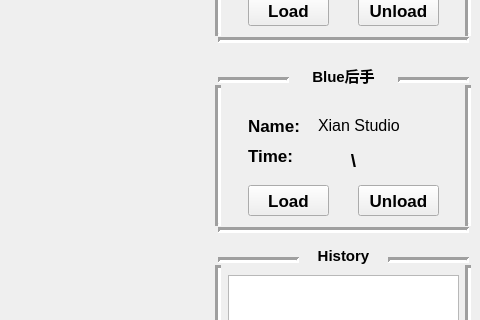
First picture: the form in hex03/mainwindow.ui, repository voldemortX/hex_platform, before the edit; both pictures show x 762 to 1242 and y 125 to 445 of the 1242 by 761 pixel window.
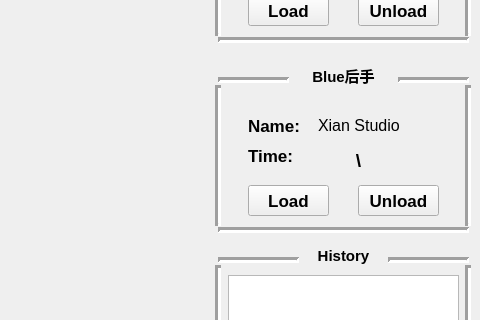
Second picture: the form after the edit.

What changed in the file:
```diff
--- a/hex03/mainwindow.ui
+++ b/hex03/mainwindow.ui
@@ -791,9 +791,9 @@
    <widget class="QLabel" name="timerBlue">
     <property name="geometry">
      <rect>
-      <x>1090</x>
+      <x>1080</x>
       <y>270</y>
-      <width>51</width>
+      <width>81</width>
       <height>31</height>
      </rect>
     </property>
```
